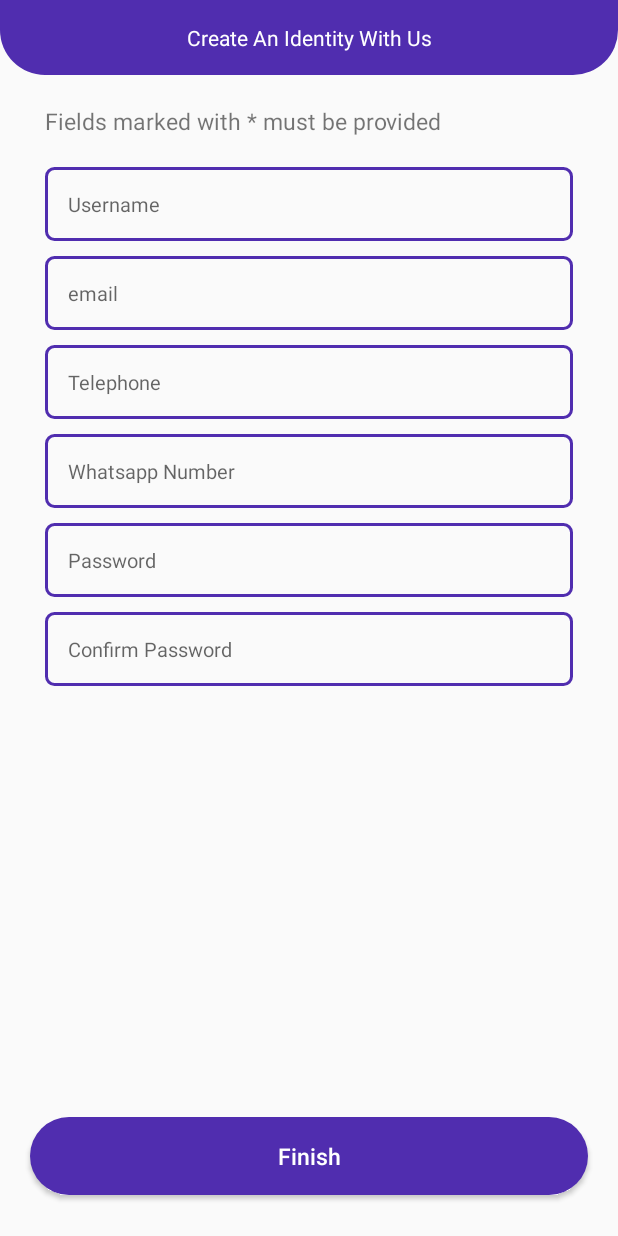
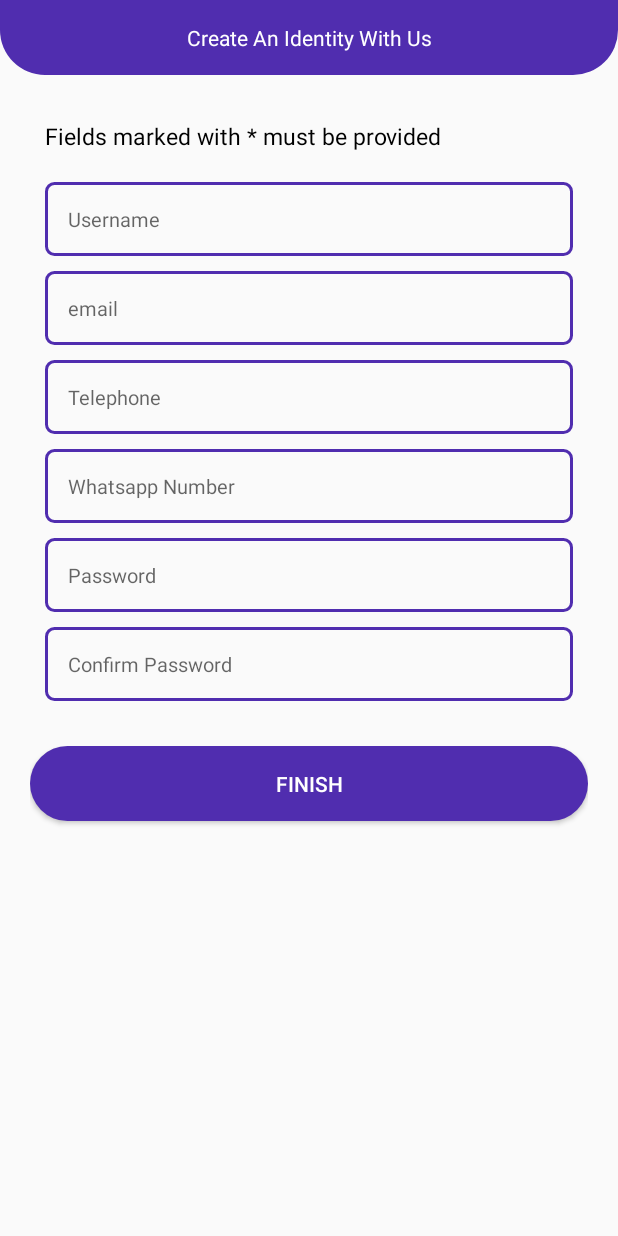
Before and after one commit to frimpongopoku/gallamsey-android-public, an Android app: the screen it shows after launch (Register), after a tap on "REGISTER", on a phone screen of 412 x 824 dp. Run offline under Robolectric (Android 15) with nearby library versions, the phone set to English and light mode, and no system bars; our stand-ins replace Firebase (no records; nobody signed in at launch, a user with empty details on screens opened directly).

```diff
--- a/app/build.gradle
+++ b/app/build.gradle
@@ -25,6 +25,7 @@ dependencies {
     implementation 'androidx.appcompat:appcompat:1.1.0'
     implementation 'androidx.constraintlayout:constraintlayout:1.1.3'
     implementation 'com.google.firebase:firebase-auth:16.0.5'
+    implementation 'com.google.android.gms:play-services-auth:18.0.0'
     testImplementation 'junit:junit:4.12'
     androidTestImplementation 'androidx.test:runner:1.2.0'
     androidTestImplementation 'androidx.test.espresso:espresso-core:3.2.0'
--- a/app/src/main/java/com/pongo/zembe/MainActivity.java
+++ b/app/src/main/java/com/pongo/zembe/MainActivity.java
@@ -5,15 +5,26 @@ import androidx.appcompat.app.AppCompatActivity;
 import android.content.Intent;
 import android.os.Bundle;
 import android.view.View;
+import android.widget.Toast;
+
+import com.google.firebase.auth.FirebaseAuth;
 
 public class MainActivity extends AppCompatActivity {
-
+  private FirebaseAuth mAuth;
   @Override
   protected void onCreate(Bundle savedInstanceState) {
     super.onCreate(savedInstanceState);
     setContentView(R.layout.activity_main);
+    mAuth = FirebaseAuth.getInstance();
   }
 
+  public void logout(View v){
+    try {
+      mAuth.signOut();
+    } catch (Exception e) {
+      Toast.makeText(this, "You are out of this shithole. Congrats! " + e.getLocalizedMessage(), Toast.LENGTH_SHORT).show();
+    }
+  }
   public void goToLogin(View v){
     Intent login = new Intent (this,Login.class);
     startActivity(login);
--- a/app/src/main/java/com/pongo/zembe/Register.java
+++ b/app/src/main/java/com/pongo/zembe/Register.java
@@ -3,6 +3,7 @@ package com.pongo.zembe;
 import androidx.annotation.NonNull;
 import androidx.appcompat.app.AppCompatActivity;
 
+import android.app.ActionBar;
 import android.content.Intent;
 import android.os.Bundle;
 import android.util.Log;
@@ -29,8 +30,8 @@ public class Register extends AppCompatActivity {
   @Override
   protected void onCreate(Bundle savedInstanceState) {
     super.onCreate(savedInstanceState);
+    setContentView(R.layout.activity_register);
     mAuth = FirebaseAuth.getInstance();
-    setContentView(R.layout.activity_register);
     usernameBox = findViewById(R.id.reg_username);
     emailBox = findViewById(R.id.reg_email);
     passBox = findViewById(R.id.reg_password);
@@ -46,6 +47,14 @@ public class Register extends AppCompatActivity {
       }
     });
 
+  }
+
+  @Override
+  protected void onStart() {
+    super.onStart();
+    if(mAuth.getCurrentUser() != null){
+      goToUserHomepage();
+    }
   }
 
   public void goToUserHomepage(){
--- a/app/src/main/res/layout/activity_register.xml
+++ b/app/src/main/res/layout/activity_register.xml
@@ -12,7 +12,6 @@
     android:layout_width="match_parent"
     android:layout_height="50dp"
     android:background="@drawable/register_title_bar"></View>
-
   <TextView
     android:layout_width="match_parent"
     android:layout_height="wrap_content"
@@ -23,13 +22,26 @@
     android:textColor="@android:color/white"
     android:textSize="14sp" />
 
+
+  <ScrollView
+    android:layout_width="match_parent"
+    android:layout_height="match_parent">
+
+    <RelativeLayout
+      android:layout_width="match_parent"
+      android:layout_height="match_parent">
+
+
       <LinearLayout
+        android:layout_marginTop="60dp"
+        android:id="@+id/textboxes_div"
         android:layout_width="match_parent"
         android:layout_height="wrap_content"
-    android:layout_below="@+id/titlebar"
+
         android:orientation="vertical">
 
         <TextView
+          android:textColor="@android:color/black"
           android:layout_width="match_parent"
           android:layout_height="wrap_content"
           android:layout_marginLeft="20dp"
@@ -118,22 +130,50 @@
           android:textSize="13dp" />
       </LinearLayout>
 
+      <LinearLayout
+        android:layout_width="match_parent"
+        android:layout_height="wrap_content"
+        android:layout_below="@+id/textboxes_div"
+        android:orientation="vertical"
+        android:padding="20dp">
+
         <Button
           android:id="@+id/reg_finish"
           android:layout_width="match_parent"
           android:layout_height="wrap_content"
-    android:layout_alignParentBottom="true"
-    android:layout_marginStart="20dp"
-    android:layout_marginLeft="20dp"
-    android:layout_marginTop="20dp"
-    android:layout_marginEnd="20dp"
-    android:layout_marginRight="20dp"
-    android:layout_marginBottom="27dp"
+          android:layout_below="@id/textboxes_div"
+          android:layout_marginBottom="10dp"
           android:background="@drawable/login_button_shape"
           android:padding="15dp"
-    android:text="Finish"
+          android:text="FINISH"
           android:textAllCaps="false"
           android:textColor="@android:color/white"
-    android:textSize="15sp" />
+           />
+        <!--<TextView-->
+          <!--android:textAlignment="center"-->
+          <!--android:textColor="@android:color/black"-->
+          <!--android:layout_width="match_parent"-->
+          <!--android:layout_height="wrap_content"-->
+          <!--android:padding="6dp"-->
+          <!--android:text="Or Easily Use Your Gmail Instead"-->
+          <!--android:textSize="15sp" />-->
+
+
+        <!--<Button-->
+          <!--android:id="@+id/reg_google"-->
+          <!--android:layout_width="match_parent"-->
+          <!--android:layout_height="wrap_content"-->
+          <!--android:layout_marginBottom="27dp"-->
+          <!--android:background="@drawable/google_button"-->
+          <!--android:padding="15dp"-->
+          <!--android:text="Use Google"-->
+          <!--android:textAllCaps="false"-->
+          <!--android:textColor="@android:color/white"-->
+          <!--android:textSize="15sp" />-->
+
+      </LinearLayout>
+    </RelativeLayout>
+
+  </ScrollView>
 
 </RelativeLayout>
```
Also changed, not shown: app/src/main/java/com/pongo/zembe/Konstants.java (added, +8 -0 lines), app/src/main/java/com/pongo/zembe/Login.java (+101 -10 lines), app/src/main/res/layout/activity_login.xml (+7 -0 lines), app/src/main/res/layout/activity_main.xml (+15 -7 lines). Lines whose indentation alone changed are shown as unchanged.
